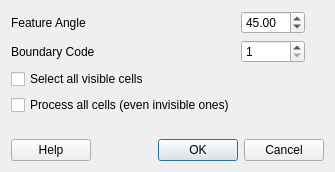
Old version of the form src/guisetboundarycode.ui in the repository enGits/engrid.
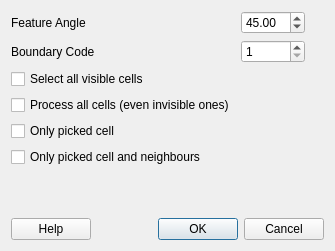
New version of the form. Icons and pictures are not drawn.

Commit message: added more options to setBC function/GUI

Diff of the .ui file:
```diff
--- a/src/guisetboundarycode.ui
+++ b/src/guisetboundarycode.ui
@@ -6,7 +6,7 @@
     <x>0</x>
     <y>0</y>
     <width>335</width>
-    <height>172</height>
+    <height>251</height>
    </rect>
   </property>
   <property name="windowTitle" >
@@ -70,7 +70,7 @@
      </property>
     </widget>
    </item>
-   <item row="4" column="0" >
+   <item row="6" column="0" >
     <spacer>
      <property name="orientation" >
       <enum>Qt::Vertical</enum>
@@ -83,7 +83,7 @@
      </property>
     </spacer>
    </item>
-   <item row="5" column="0" colspan="3" >
+   <item row="8" column="0" colspan="3" >
     <layout class="QHBoxLayout" >
      <item>
       <widget class="QPushButton" name="pushButtonHelp" >
@@ -131,6 +131,20 @@
      </property>
     </widget>
    </item>
+   <item row="4" column="0" >
+    <widget class="QCheckBox" name="checkBox_OnlyPickedCell" >
+     <property name="text" >
+      <string>Only picked cell</string>
+     </property>
+    </widget>
+   </item>
+   <item row="5" column="0" >
+    <widget class="QCheckBox" name="checkBox_OnlyPickedCellAndNeighbours" >
+     <property name="text" >
+      <string>Only picked cell and neighbours</string>
+     </property>
+    </widget>
+   </item>
   </layout>
  </widget>
  <resources>
```
The commit also changes 6 other files.
